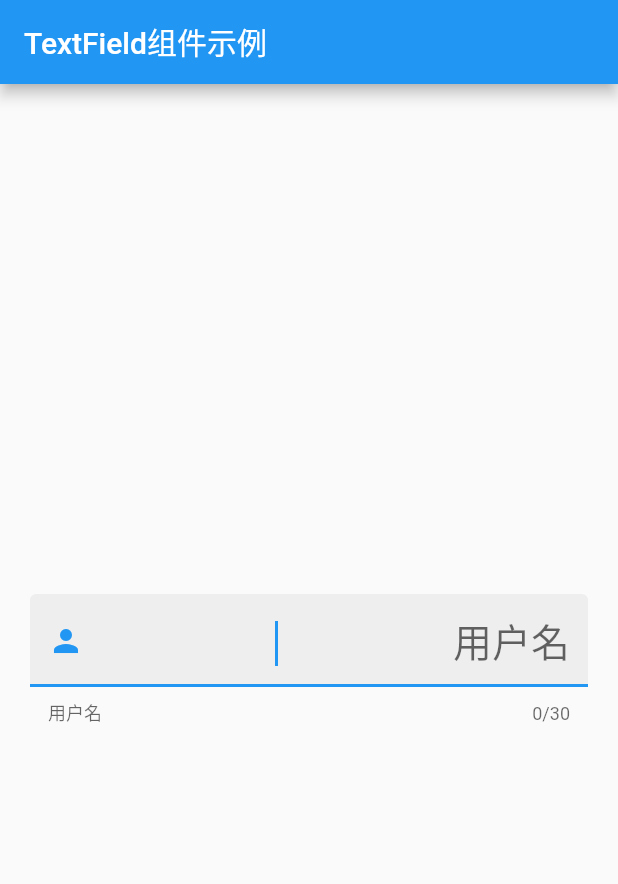
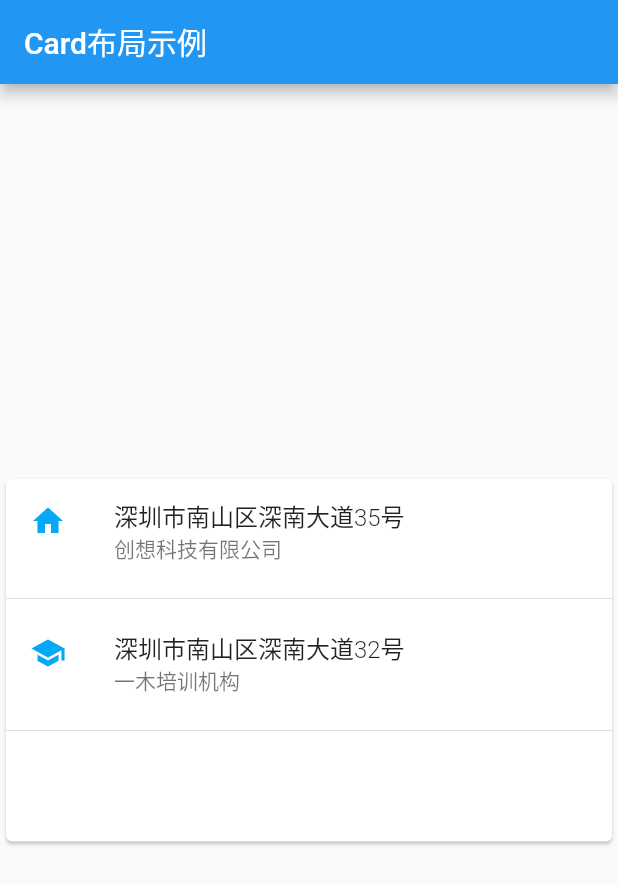
Before and after one commit to YJWWZHANG/flutter_app, a Flutter app: the screen it shows after launch, on a phone screen of 412 x 824 dp. Shown: the top 884 px of the screen. Run offline on Flutter 3.47's test engine with Material 2 defaults, Android fonts, the phone set to English and light mode, and no system bars.

Commit message:
Card布局示例

```diff
--- a/lib/main.dart
+++ b/lib/main.dart
@@ -1,54 +1,46 @@
 import 'package:flutter/material.dart';
 
-void main() => runApp(MyApp());
-
-enum ConferenceItem { AddMember, LockConference, ModifyLayout, TurnoffAll }
+void main() => runApp(MaterialApp(
+  title: "Card布局示例",
+  home: MyApp(),
+));
 
 class MyApp extends StatelessWidget {
   @override
   Widget build(BuildContext context) {
-    var controller = TextEditingController();
-    controller.addListener((){
-      print("你输入的内容为：${controller.text}");
-    });
-    return MaterialApp(
-      title: "TextField组件示例",
-      home: Scaffold(
-        appBar: AppBar(
-          title: Text("TextField组件示例"),
+    var card = SizedBox(
+      height: 250.0,
+      child: Card(
+        child: Column(
+          children: <Widget>[
+            ListTile(
+              title: Text(
+                "深圳市南山区深南大道35号",
+                style: TextStyle(fontWeight: FontWeight.w300),
+              ),
+              subtitle: Text("创想科技有限公司"),
+              leading: Icon(Icons.home, color: Colors.lightBlue),
+            ),
+            Divider(),
+            ListTile(
+              title: Text(
+                "深圳市南山区深南大道32号",
+                style: TextStyle(fontWeight: FontWeight.w300),
+              ),
+              subtitle: Text("一木培训机构"),
+              leading: Icon(Icons.school, color: Colors.lightBlue),
+            ),
+            Divider(),
+          ],
         ),
-        body: Center(
-          child: Padding(
-            padding: EdgeInsets.all(20.0),
-            child: TextField(
-              controller: controller,
-              maxLength: 30,
-              maxLines: 1,
-              autocorrect: true,
-              autofocus: true,
-              obscureText: false,
-              textAlign: TextAlign.center,
-              style: TextStyle(
-                fontSize: 26.0,
-                color: Colors.green
-              ),
-              onChanged: (text) {
-                print("文本内容改变时回调$text");
-              },
-              onSubmitted: (text) {
-                print("内容提交时回调$text");
-              },
-              enabled: true,
-              decoration: InputDecoration(
-                fillColor: Colors.grey.shade200,
-                filled: true,
-                helperText: "用户名",
-                prefixIcon: Icon(Icons.person),
-                suffixText: "用户名"
-              ),
-            ),
-          ),
-        ),
+      ),
+    );
+    return Scaffold(
+      appBar: AppBar(
+        title: Text("Card布局示例"),
+      ),
+      body: Center(
+        child: card,
       ),
     );
   }
```
